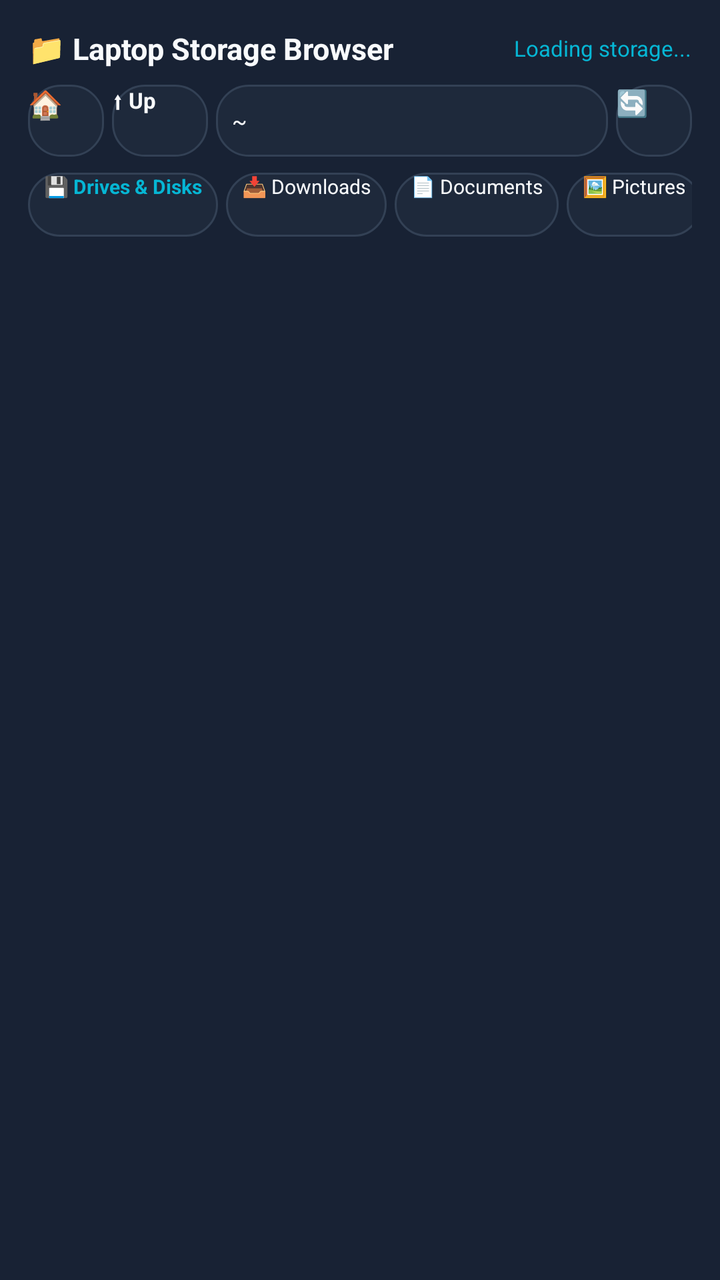
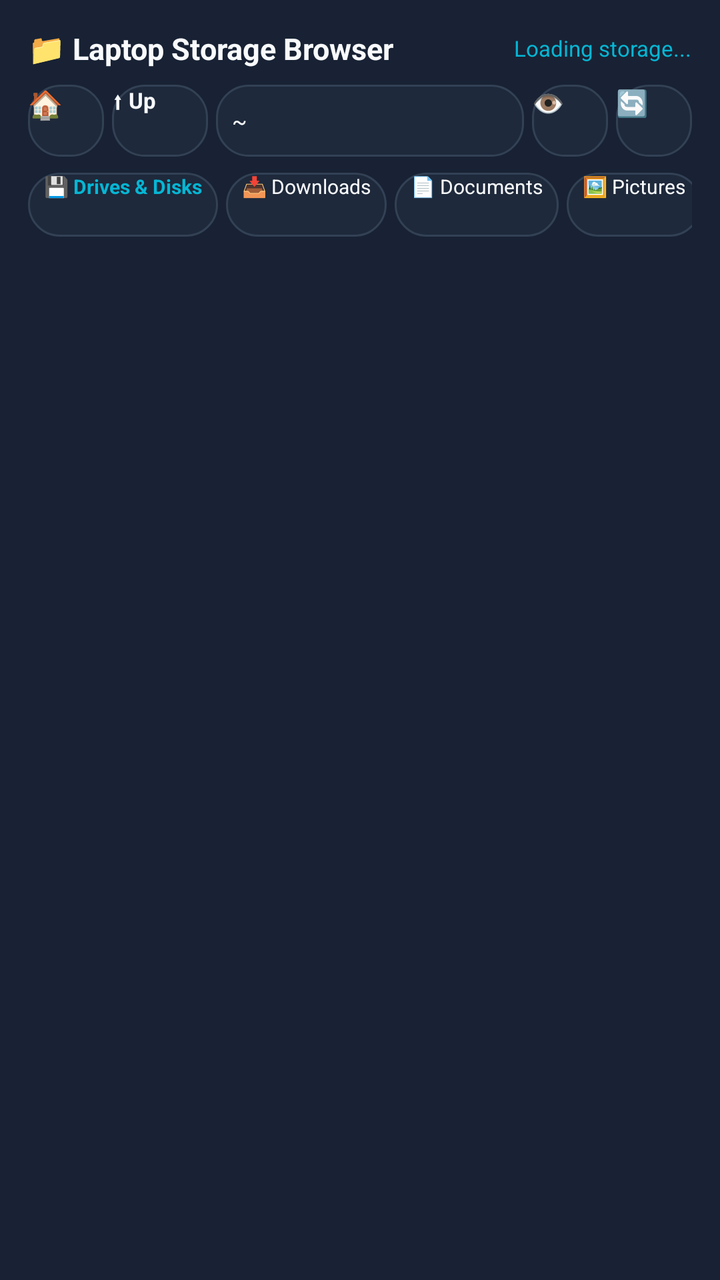

Compare the two renders of this Android layout. The source of the first and the diff that turns it into the second are given below.
<!-- AndroidManifest.xml: application theme AppTheme -->
<!-- res/layout/dialog_file_browse.xml -->
<?xml version="1.0" encoding="utf-8"?>
<LinearLayout xmlns:android="http://schemas.android.com/apk/res/android"
    android:layout_width="match_parent"
    android:layout_height="wrap_content"
    android:orientation="vertical"
    android:background="@color/card_bg_dark"
    android:padding="14dp">

    
    <LinearLayout
        android:layout_width="match_parent"
        android:layout_height="wrap_content"
        android:orientation="horizontal"
        android:gravity="center_vertical"
        android:layout_marginBottom="8dp">

        <TextView
            android:layout_width="0dp"
            android:layout_height="wrap_content"
            android:layout_weight="1"
            android:text="📁 Laptop Storage Browser"
            android:textSize="15sp"
            android:textStyle="bold"
            android:textColor="@color/text_white" />

        <TextView
            android:id="@+id/tv_browser_storage"
            android:layout_width="wrap_content"
            android:layout_height="wrap_content"
            android:text="Loading storage..."
            android:textSize="11sp"
            android:textColor="@color/accent_cyan" />
    </LinearLayout>

    
    <LinearLayout
        android:layout_width="match_parent"
        android:layout_height="36dp"
        android:orientation="horizontal"
        android:gravity="center_vertical"
        android:layout_marginBottom="8dp">

        <Button
            android:id="@+id/btn_browse_home"
            android:layout_width="38dp"
            android:layout_height="match_parent"
            android:text="🏠"
            android:textSize="14sp"
            android:background="@drawable/card_bg"
            android:layout_marginEnd="4dp" />

        <Button
            android:id="@+id/btn_browse_up"
            android:layout_width="48dp"
            android:layout_height="match_parent"
            android:text="⬆ Up"
            android:textSize="11sp"
            android:textStyle="bold"
            android:textColor="@color/text_white"
            android:background="@drawable/card_bg"
            android:layout_marginEnd="4dp" />

        <HorizontalScrollView
            android:layout_width="0dp"
            android:layout_height="match_parent"
            android:layout_weight="1"
            android:background="@drawable/card_bg"
            android:scrollbars="none"
            android:layout_marginEnd="4dp">

            <TextView
                android:id="@+id/tv_browse_path"
                android:layout_width="wrap_content"
                android:layout_height="match_parent"
                android:gravity="center_vertical"
                android:text="~"
                android:textSize="11sp"
                android:textColor="@color/text_white"
                android:paddingStart="8dp"
                android:paddingEnd="8dp"
                android:singleLine="true" />
        </HorizontalScrollView>

        <Button
            android:id="@+id/btn_browse_refresh"
            android:layout_width="38dp"
            android:layout_height="match_parent"
            android:text="🔄"
            android:textSize="13sp"
            android:background="@drawable/card_bg" />
    </LinearLayout>

    
    <HorizontalScrollView
        android:layout_width="match_parent"
        android:layout_height="32dp"
        android:scrollbars="none"
        android:layout_marginBottom="8dp">

        <LinearLayout
            android:layout_width="wrap_content"
            android:layout_height="match_parent"
            android:orientation="horizontal">

            <Button
                android:id="@+id/btn_shortcut_drives"
                android:layout_width="wrap_content"
                android:layout_height="match_parent"
                android:text="💾 Drives &amp; Disks"
                android:textSize="10sp"
                android:textStyle="bold"
                android:textColor="@color/accent_cyan"
                android:background="@drawable/card_bg"
                android:paddingStart="8dp"
                android:paddingEnd="8dp"
                android:layout_marginEnd="4dp" />

            <Button
                android:id="@+id/btn_shortcut_downloads"
                android:layout_width="wrap_content"
                android:layout_height="match_parent"
                android:text="📥 Downloads"
                android:textSize="10sp"
                android:textColor="@color/text_white"
                android:background="@drawable/card_bg"
                android:paddingStart="8dp"
                android:paddingEnd="8dp"
                android:layout_marginEnd="4dp" />

            <Button
                android:id="@+id/btn_shortcut_documents"
                android:layout_width="wrap_content"
                android:layout_height="match_parent"
                android:text="📄 Documents"
                android:textSize="10sp"
                android:textColor="@color/text_white"
                android:background="@drawable/card_bg"
                android:paddingStart="8dp"
                android:paddingEnd="8dp"
                android:layout_marginEnd="4dp" />

            <Button
                android:id="@+id/btn_shortcut_pictures"
                android:layout_width="wrap_content"
                android:layout_height="match_parent"
                android:text="🖼️ Pictures"
                android:textSize="10sp"
                android:textColor="@color/text_white"
                android:background="@drawable/card_bg"
                android:paddingStart="8dp"
                android:paddingEnd="8dp"
                android:layout_marginEnd="4dp" />

            <Button
                android:id="@+id/btn_shortcut_videos"
                android:layout_width="wrap_content"
                android:layout_height="match_parent"
                android:text="🎬 Videos"
                android:textSize="10sp"
                android:textColor="@color/text_white"
                android:background="@drawable/card_bg"
                android:paddingStart="8dp"
                android:paddingEnd="8dp"
                android:layout_marginEnd="4dp" />

            <Button
                android:id="@+id/btn_shortcut_desktop"
                android:layout_width="wrap_content"
                android:layout_height="match_parent"
                android:text="💻 Desktop"
                android:textSize="10sp"
                android:textColor="@color/text_white"
                android:background="@drawable/card_bg"
                android:paddingStart="8dp"
                android:paddingEnd="8dp" />
        </LinearLayout>
    </HorizontalScrollView>

    
    <FrameLayout
        android:layout_width="match_parent"
        android:layout_height="280dp">

        <ScrollView
            android:layout_width="match_parent"
            android:layout_height="match_parent">

            <LinearLayout
                android:id="@+id/container_browse_items"
                android:layout_width="match_parent"
                android:layout_height="wrap_content"
                android:orientation="vertical" />
        </ScrollView>

        <ProgressBar
            android:id="@+id/pb_browse_loading"
            android:layout_width="40dp"
            android:layout_height="40dp"
            android:layout_gravity="center"
            android:visibility="gone" />

        <TextView
            android:id="@+id/tv_browse_empty"
            android:layout_width="wrap_content"
            android:layout_height="wrap_content"
            android:layout_gravity="center"
            android:text="📁 Directory is empty"
            android:textSize="13sp"
            android:textColor="@color/text_muted"
            android:visibility="gone" />
    </FrameLayout>
</LinearLayout>
<!-- resources referenced by this layout -->
<resources>
  <color name="accent_cyan">#06b6d4</color>
  <color name="card_bg_dark">#182234</color>
  <color name="text_muted">#94a3b8</color>
  <color name="text_white">#f8fafc</color>
  <!-- drawable card_bg (drawable) -->
  <?xml version="1.0" encoding="utf-8"?>
  <shape xmlns:android="http://schemas.android.com/apk/res/android"
      android:shape="rectangle">
      <solid android:color="@color/card_bg" />
      <corners android:radius="16dp" />
      <stroke android:width="1dp" android:color="@color/card_border" />
  </shape>
  <style name="AppTheme" parent="@android:style/Theme.DeviceDefault.NoActionBar">
          <item name="android:windowBackground">@color/bg_dark</item>
          <item name="android:statusBarColor">@color/bg_dark</item>
          <item name="android:navigationBarColor">@color/bg_dark</item>
      </style>
  <color name="card_bg">#1e293b</color>
  <color name="card_border">#334155</color>
  <color name="bg_dark">#0b1329</color>
</resources>

<!-- the commit's change to res/layout/dialog_file_browse.xml (unified diff, before → after) -->
@@ -80,6 +80,15 @@
                 android:paddingEnd="8dp"
                 android:singleLine="true" />
         </HorizontalScrollView>
+
+        <Button
+            android:id="@+id/btn_browse_hidden"
+            android:layout_width="38dp"
+            android:layout_height="match_parent"
+            android:text="👁️"
+            android:textSize="13sp"
+            android:background="@drawable/card_bg"
+            android:layout_marginEnd="4dp" />
 
         <Button
             android:id="@+id/btn_browse_refresh"
